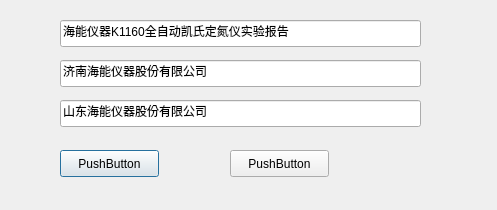
Above: k1160pro/HNWidgets/hnprintinfodialog.ui from photonlili/K1160 before the change. Below: the same form after it.
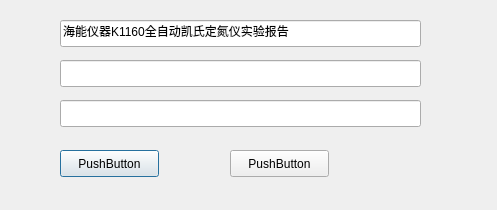
That is the form after the change.

The edit to the form file:
```diff
--- a/k1160pro/HNWidgets/hnprintinfodialog.ui
+++ b/k1160pro/HNWidgets/hnprintinfodialog.ui
@@ -62,7 +62,7 @@
     </rect>
    </property>
    <property name="text">
-    <string>济南海能仪器股份有限公司</string>
+    <string/>
    </property>
   </widget>
   <widget class="QLineEdit" name="leFooter">
@@ -75,7 +75,7 @@
     </rect>
    </property>
    <property name="text">
-    <string>山东海能仪器股份有限公司</string>
+    <string/>
    </property>
   </widget>
  </widget>
```
Left out of the diff: 2 changed lines with no effect on the pictures.
